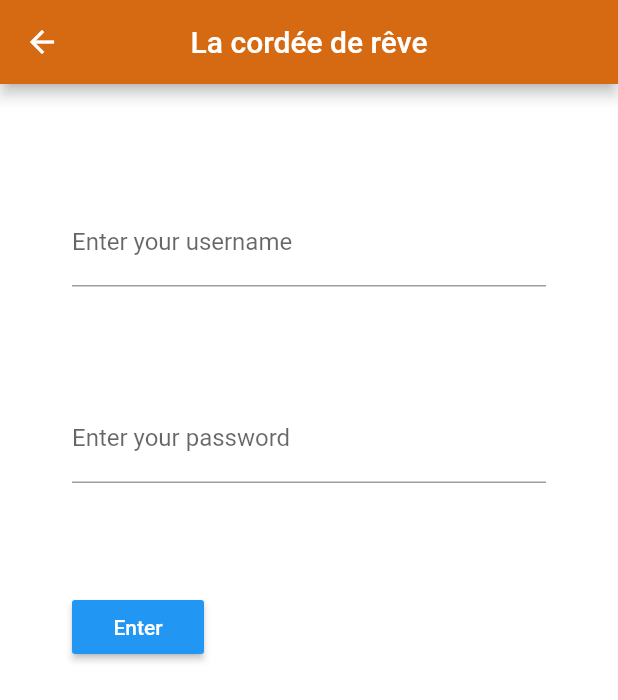
After one commit to Remart11/projetflutter, a Flutter app: the screen it shows after launch, after a tap on the "login" icon, on a phone screen of 412 x 824 dp. The commit adds this screen. Shown: the top 700 px of the screen. Run offline on Flutter 3.47's test engine with Material 2 defaults, Android fonts, the phone set to English and light mode, and no system bars; network calls fail.

Commit message:
sending login page to the moon

```diff
--- a/lib/main.dart
+++ b/lib/main.dart
@@ -1,6 +1,7 @@
 import 'package:flutter/material.dart';
 import 'package:http/http.dart' as http;
 import 'pages/list.dart';
+import 'pages/login.dart';
 import 'package:projetfutter/pages/home_page.dart';
 
 void main()
@@ -26,6 +27,7 @@ class MyApp extends StatelessWidget
       {
         "/":(context) => const HomePage(),
         "/list": (context) => const ListPage(),
+        "/login": (context) => const LoginPage(),
       },
     );
   }
--- a/lib/pages/home_page.dart
+++ b/lib/pages/home_page.dart
@@ -21,6 +21,17 @@ class HomePageState extends State<HomePage>
         title: const Text('La cordée de rêve'),
         centerTitle: true,
         backgroundColor: Color(0xFFd66a12),
+        actions: [
+          IconButton(
+              icon: Icon(
+                  Icons.login,
+                  color: Color(0XFF0000FF),
+                  size: 34.0),
+              onPressed: (){
+                 Navigator.pushNamed(context, '/login');
+              }
+          )
+        ]
       ),
 
       body: Column
--- /dev/null
+++ b/lib/pages/login.dart
@@ -0,0 +1,131 @@
+import 'package:flutter/cupertino.dart';
+import 'package:flutter/material.dart';
+import 'package:http/http.dart' as http;
+import 'dart:convert';
+import 'dart:io';
+
+
+class Connection{
+
+  static String baseUrl = "http://127.0.0.1:5000/connect";
+
+  static Future<List> getConnect() async
+  {
+    try
+    {
+      print('couc1');
+      var res = await http.get(Uri.parse(baseUrl));
+      print('dwgfg');
+      if(res.statusCode == 200)
+      {
+        return jsonDecode(res.body)['connected'];
+      }
+      else
+      {
+        return Future.error("erreur serveur");
+      }
+    }
+    catch(err)
+    {
+      print(err);
+      return Future.error(err);
+    }
+  }
+}
+
+class LoginPage extends StatefulWidget
+{
+  const LoginPage({Key? key}) : super(key: key);
+
+  @override
+  State<LoginPage> createState() => LoginPageState();
+}
+
+class LoginPageState extends State<LoginPage>
+{
+  late Future<List> _connected;
+
+  @override
+  void initState()
+  {
+    super.initState();
+    _connected = Connection.getConnect();
+  }
+
+  @override
+  Widget build(BuildContext context)
+  {
+    return Scaffold
+    (
+      appBar: AppBar
+      (
+        title: const Text('La cordée de rêve'),
+        centerTitle: true,
+        backgroundColor: Color(0xFFd66a12),
+      ),
+
+      body: Column
+      (
+
+        children:
+        [
+          Container
+          (
+              color: Colors.white,
+              padding: const EdgeInsets.all(40),
+              width: MediaQuery.of(context).size.width,
+              child: Column(
+                  crossAxisAlignment: CrossAxisAlignment.start,
+                  children: <Widget>[
+                    Padding(
+                        padding: const EdgeInsets.symmetric(horizontal: 8, vertical: 36),
+                        child: TextFormField(
+                            decoration: const InputDecoration(
+                                border: UnderlineInputBorder(),
+                                labelText: 'Enter your username',
+                            ),
+                        ),
+                    ),
+                    Padding(
+                        padding: const EdgeInsets.symmetric(horizontal: 8, vertical: 36),
+                        child: TextFormField(
+                            obscureText: true,
+                            decoration: const InputDecoration(
+                                border: UnderlineInputBorder(),
+                                labelText: 'Enter your password',
+                            ),
+                        ),
+                    ),
+                    Padding(
+                        padding: const EdgeInsets.symmetric(horizontal: 8, vertical: 36),
+                        child: RaisedButton(
+                            color: Colors.blue,
+                            textColor: Colors.white,
+                            onPressed: () {
+                              showDialog(
+                                  context: context,
+                                  builder: (context) {
+                                    Future.delayed(Duration(seconds: 2), () {
+                                      Navigator.of(context).pop(true);
+                                      Navigator.pushNamed(context, '/');
+                                    });
+                                    return AlertDialog(
+                                        // Retrieve the text the that user has entered by using the
+                                        // TextEditingController.
+                                        content: Text('Connected ! 😁'),
+                                    );
+                                  },
+                              );
+                            },
+                            child: Text('Enter'),
+                        )
+                    )
+
+                        ],
+                        ),
+                        ),
+                        ],
+                        ),
+                        );
+  }
+}
```
